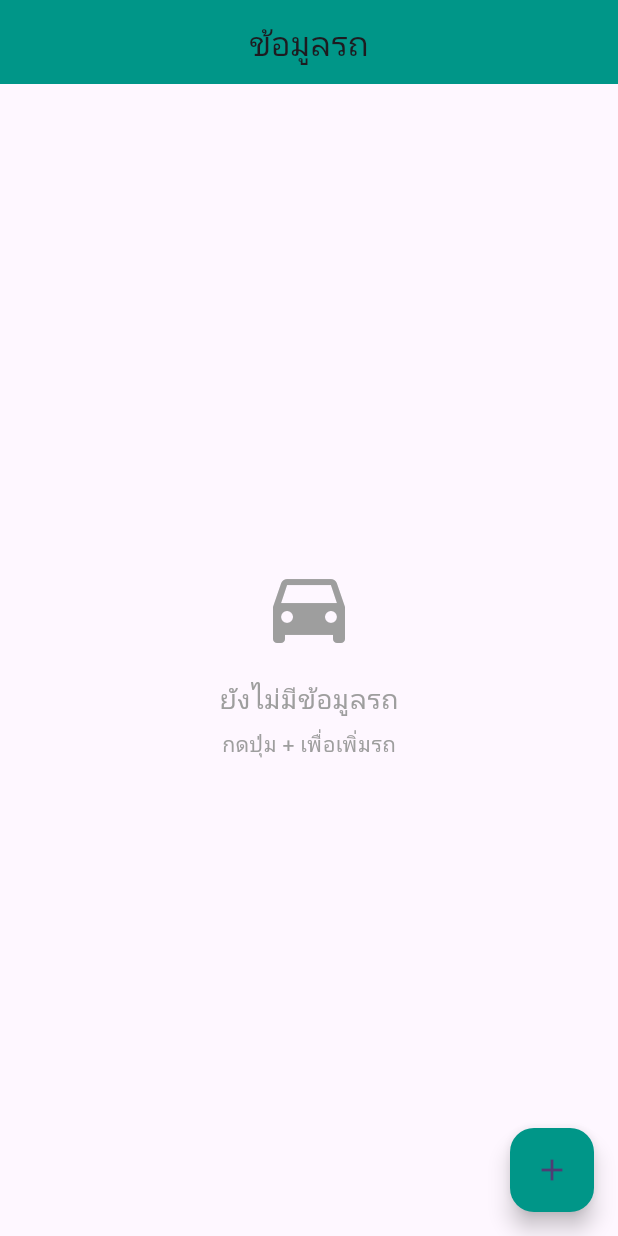
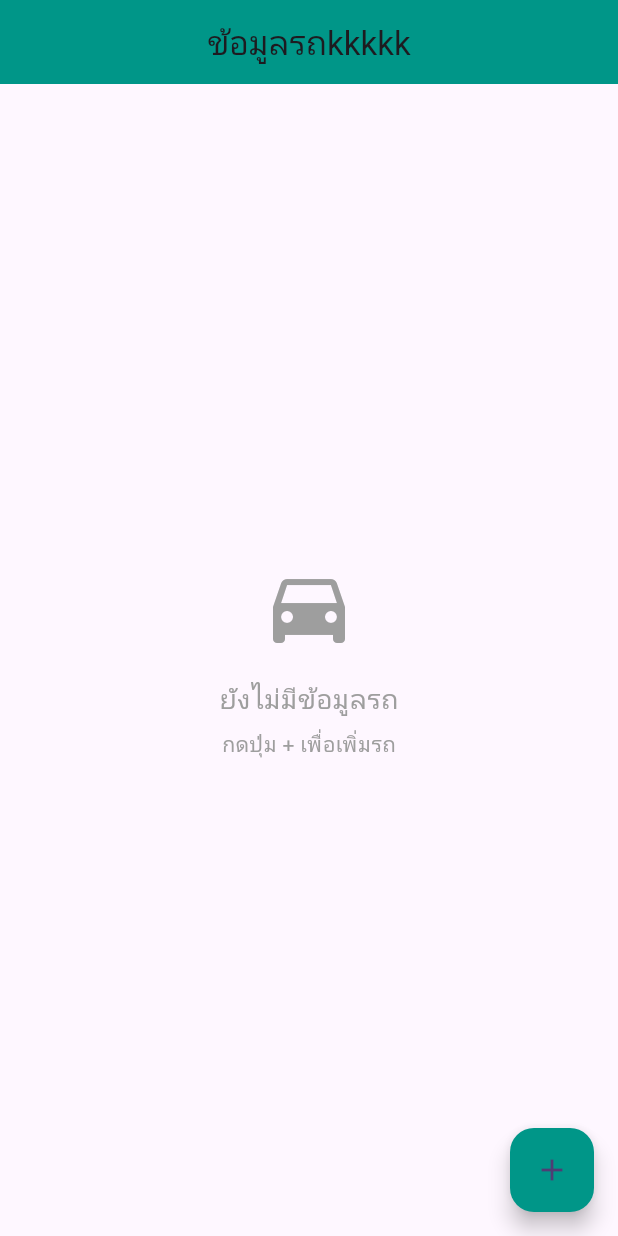
Before and after one commit to DemoEto/trackStatus_flutter, a Flutter app: the VehiclePage screen opened by its route, on a phone screen of 412 x 824 dp. Run offline on Flutter 3.47's test engine with Material 3 defaults, Android fonts, the phone set to English and light mode, and no system bars; our stand-ins replace cloud_firestore, firebase_auth, firebase_core, firebase_storage, font_awesome_flutter, go_router and 3 more; missing offline and left inert: mobile_scanner, webview_flutter_android, webview_flutter_wkwebview; accounts and stored records are empty.

Commit message:
M:title kkkk

```diff
--- a/lib/pages/vehicle_page.dart
+++ b/lib/pages/vehicle_page.dart
@@ -60,7 +60,7 @@ class _VehiclePageState extends State<VehiclePage> {
   Widget build(BuildContext context) {
     return Scaffold(
       appBar: AppBar(
-        title: const Text("ข้อมูลรถ"),
+        title: const Text("ข้อมูลรถkkkkk"),
         backgroundColor: Colors.teal,
         centerTitle: true,
       ),
```
